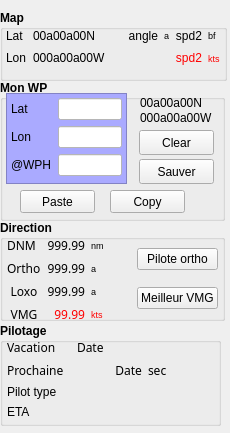
Old version of the form src/BoardVLM_part2.ui in the repository nohal/qtVlm.
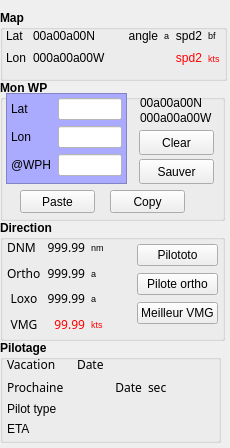
New version of the form.

Commit message: Adding support for pilototo, will be fully operational once VLM updates to new getinfo.php.

The edit to the form file:
```diff
--- a/src/BoardVLM_part2.ui
+++ b/src/BoardVLM_part2.ui
@@ -7,7 +7,7 @@
     <x>0</x>
     <y>0</y>
     <width>230</width>
-    <height>433</height>
+    <height>448</height>
    </rect>
   </property>
   <property name="minimumSize">
@@ -234,7 +234,7 @@
      <x>0</x>
      <y>220</y>
      <width>225</width>
-     <height>101</height>
+     <height>121</height>
     </rect>
    </property>
    <property name="font">
@@ -252,7 +252,7 @@
       <x>7</x>
       <y>17</y>
       <width>211</width>
-      <height>85</height>
+      <height>97</height>
      </rect>
     </property>
     <layout class="QHBoxLayout" name="horizontalLayout">
@@ -470,6 +470,22 @@
      </item>
      <item>
       <layout class="QVBoxLayout" name="verticalLayout">
+       <property name="spacing">
+        <number>0</number>
+       </property>
+       <item>
+        <widget class="QPushButton" name="goPilototo">
+         <property name="font">
+          <font>
+           <weight>50</weight>
+           <bold>false</bold>
+          </font>
+         </property>
+         <property name="text">
+          <string>Pilototo</string>
+         </property>
+        </widget>
+       </item>
        <item>
         <widget class="QPushButton" name="goPilotOrtho">
          <property name="font">
@@ -705,7 +721,7 @@
    <property name="geometry">
     <rect>
      <x>0</x>
-     <y>323</y>
+     <y>340</y>
      <width>221</width>
      <height>103</height>
     </rect>
```
Left out of the diff: 21 changed lines with no effect on the pictures. The commit also changes 18 other files.
